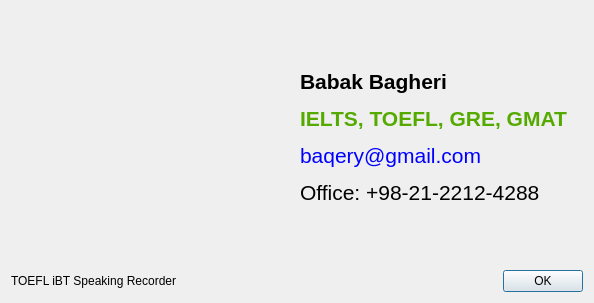
First picture: the form in Toefl-Speaking-Recorder/dialogabout.ui, repository fffaraz/Toefl-Speaking-Recorder, before the edit.
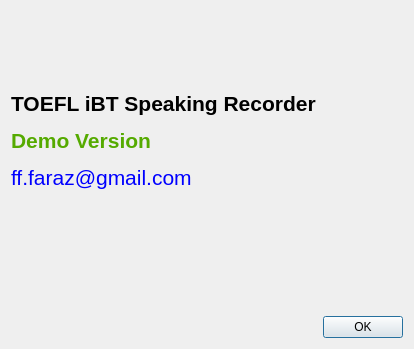
Second picture: the form after the edit. Icons and pictures are not drawn.

```diff
--- a/Toefl-Speaking-Recorder/dialogabout.ui
+++ b/Toefl-Speaking-Recorder/dialogabout.ui
@@ -6,8 +6,8 @@
    <rect>
     <x>0</x>
     <y>0</y>
-    <width>594</width>
-    <height>303</height>
+    <width>414</width>
+    <height>349</height>
    </rect>
   </property>
   <property name="windowTitle">
@@ -16,23 +16,10 @@
   <layout class="QVBoxLayout" name="verticalLayout">
    <item>
     <layout class="QHBoxLayout" name="horizontalLayout">
-     <item>
-      <widget class="QLabel" name="label">
-       <property name="text">
-        <string/>
-       </property>
-       <property name="pixmap">
-        <pixmap resource="rc.qrc">:/baqery.jpg</pixmap>
-       </property>
-       <property name="scaledContents">
-        <bool>false</bool>
-       </property>
-      </widget>
-     </item>
      <item>
       <widget class="QLabel" name="label_2">
        <property name="text">
-        <string>&lt;html&gt;&lt;head/&gt;&lt;body&gt;&lt;p&gt;&lt;span style=&quot; font-size:16pt; font-weight:600;&quot;&gt;Babak Bagheri&lt;/span&gt;&lt;/p&gt;&lt;p&gt;&lt;span style=&quot; font-size:16pt; font-weight:600; color:#55aa00;&quot;&gt;IELTS, TOEFL, GRE, GMAT&lt;/span&gt;&lt;/p&gt;&lt;p&gt;&lt;span style=&quot; font-size:16pt; color:#0000ff;&quot;&gt;baqery@gmail.com&lt;/span&gt;&lt;/p&gt;&lt;p&gt;&lt;span style=&quot; font-size:16pt;&quot;&gt;Office: +98-21-2212-4288&lt;/span&gt;&lt;/p&gt;&lt;/body&gt;&lt;/html&gt;</string>
+        <string>&lt;html&gt;&lt;head/&gt;&lt;body&gt;&lt;p&gt;&lt;span style=&quot; font-size:16pt; font-weight:600;&quot;&gt;TOEFL iBT Speaking Recorder&lt;/span&gt;&lt;/p&gt;&lt;p&gt;&lt;span style=&quot; font-size:16pt; font-weight:600; color:#55aa00;&quot;&gt;Demo Version&lt;/span&gt;&lt;/p&gt;&lt;p&gt;&lt;span style=&quot; font-size:16pt; color:#0000ff;&quot;&gt;ff.faraz@gmail.com&lt;/span&gt;&lt;/p&gt;&lt;p&gt;&lt;br/&gt;&lt;/p&gt;&lt;/body&gt;&lt;/html&gt;</string>
        </property>
       </widget>
      </item>
@@ -40,13 +27,6 @@
    </item>
    <item>
     <layout class="QHBoxLayout" name="horizontalLayout_2">
-     <item>
-      <widget class="QLabel" name="label_3">
-       <property name="text">
-        <string>TOEFL iBT Speaking Recorder</string>
-       </property>
-      </widget>
-     </item>
      <item>
       <spacer name="horizontalSpacer">
        <property name="orientation">
```
Left out of the diff: 4 changed lines with no effect on the pictures.
